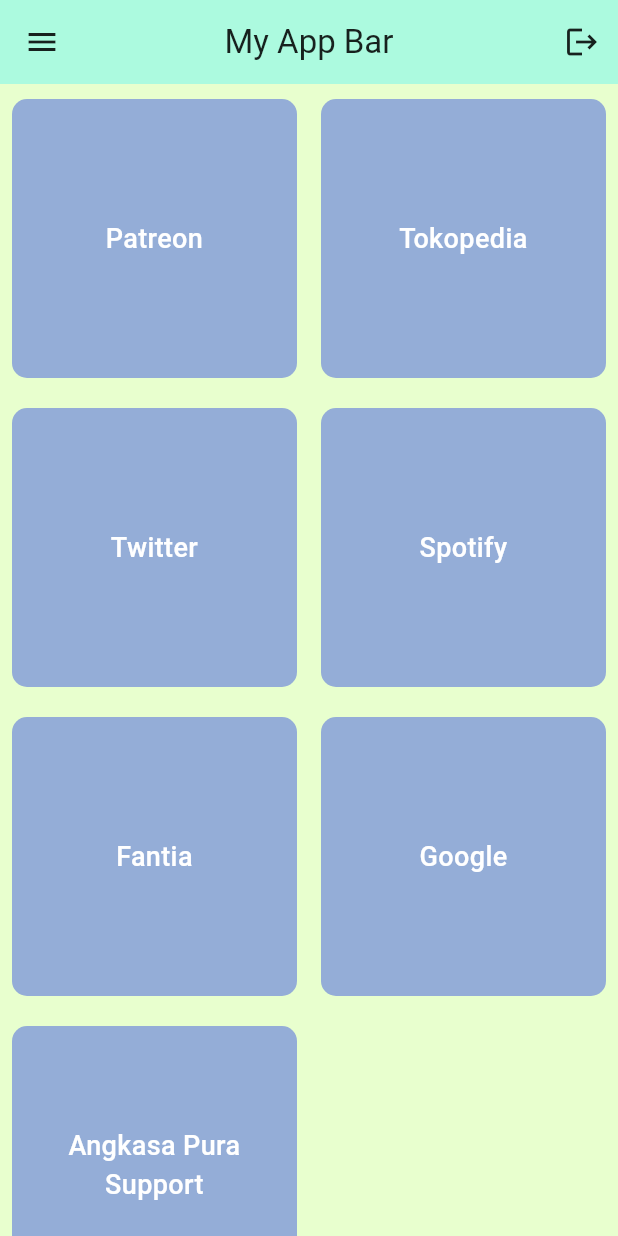
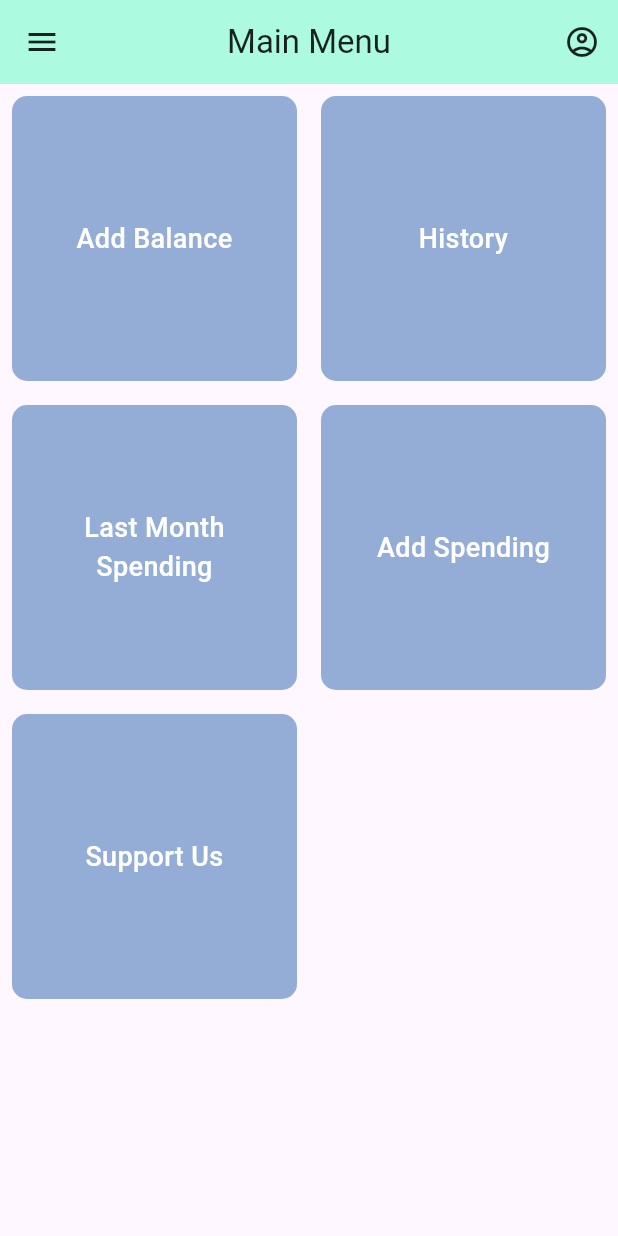
Before and after one commit to ferdyuuya/money-app, a Flutter app: the screen it shows after launch, on a phone screen of 412 x 824 dp. Run offline on Flutter 3.47's test engine with Material 3 defaults, Android fonts, the phone set to English and light mode, and no system bars; Roboto replaces fonts that are missing (Poppins).

```diff
--- a/lib/main.dart
+++ b/lib/main.dart
@@ -1,87 +1,122 @@
-// ignore_for_file: , unnecessary_import, prefer_const_constructors, unused_import
+// ignore_for_file: prefer_const_constructors, unused_import
 
 import 'dart:developer';
+import 'package:flutter/cupertino.dart';
 import 'package:flutter/material.dart';
 import 'package:flutter/widgets.dart';
+import 'package:myapp/pages/profile.dart'; // Ensure the path to Profile is correct
 
 void main() {
   runApp(const MyApp());
 }
 
-void userTapped(){
-  log("User Tapped");
-}
-
 class MyApp extends StatelessWidget {
   const MyApp({super.key});
 
-  static const List productName = [
-    'Patreon',
-    'Tokopedia',
-    'Twitter',
-    'Spotify',
-    'Fantia',
-    'Google',
-    'Angkasa Pura Support',
-  ];
+  @override
+  Widget build(BuildContext context) {
+    // Wrap the entire app in MaterialApp
+    return MaterialApp(
+        debugShowCheckedModeBanner: false,
+        home: Scaffold(
+          appBar: HeaderBar(title: Text("Main Menu")),
+          body: MainBody(),
+          drawer: DrawerBar(),
+        ),
+        routes: {
+          '/profile': (context) => Profile(),
+        });
+  }
+}
+
+// This widget now serves as the AppBar
+// ignore: use_key_in_widget_constructors
+class HeaderBar extends StatelessWidget implements PreferredSizeWidget {
+  const HeaderBar({Key? key, required this.title}) : super(key: key);
+
+  final Widget title;
 
   @override
   Widget build(BuildContext context) {
-    return MaterialApp(
-      debugShowCheckedModeBanner: false,
-      home: Scaffold(
-        backgroundColor: const Color.fromRGBO(232, 255, 206, 20),
-        appBar: AppBar(
-          title: Text("My App Bar"),
-          backgroundColor: Color.fromRGBO(172, 250, 223, 10),
+    return AppBar(
+      backgroundColor: Color.fromRGBO(172, 250, 223, 1),
       foregroundColor: Colors.black87,
       elevation: 0,
       shadowColor: Colors.transparent,
       centerTitle: true,
-          leading: Icon(Icons.menu),
       actions: [
         IconButton(
-              onPressed: () {},
-              icon: Icon(Icons.logout),
+          icon: Icon(Icons.account_circle_outlined),
+          onPressed: () {
+            Navigator.pushNamed(context, '/profile');
+          },
         )
       ],
+      title: title,
+    );
+  }
+
+  @override
+  Size get preferredSize =>
+      Size.fromHeight(kToolbarHeight); // Required for AppBar sizing
+}
+
+class MainBody extends StatelessWidget {
+  List<String> featureName = [
+    'Add Balance',
+    'History',
+    'Last Month Spending',
+    'Add Spending',
+    'Support Us',
+  ];
+
+  void debugLog() {
+    log("sup!");
+  }
+
+  @override
+  Widget build(BuildContext context) {
+    return GridView.builder(
+        itemCount: featureName.length,
+        gridDelegate: SliverGridDelegateWithFixedCrossAxisCount(
+          crossAxisCount: 2,
         ),
-        body: GridView.builder(
-          itemCount: productName.length,
-          gridDelegate:
-              SliverGridDelegateWithFixedCrossAxisCount(crossAxisCount: 2),
         itemBuilder: (context, index) => Container(
-            margin: EdgeInsets.only(
-              top: 10,
-              bottom: 10,
-              left: 8,
-              right: 8,
-            ),
+              margin: EdgeInsets.all(8),
               padding: EdgeInsets.all(20),
               decoration: BoxDecoration(
                 borderRadius: BorderRadius.all(Radius.circular(10)),
-              color: Color.fromRGBO(148, 173, 215, 10),
+                color: Color.fromRGBO(148, 173, 215, 1),
               ),
               child: GestureDetector(
-              onDoubleTap: userTapped,
+                onTap: () {
+                  log(featureName[index]);
+                },
+                child: Container(
+                  padding: EdgeInsets.all(5),
                   child: Center(
                     child: Text(
-                  productName[index],
+                      featureName[index],
                       textAlign: TextAlign.center,
                       style: TextStyle(
                         color: Colors.white,
                         fontFamily: 'Poppins',
-                    fontStyle: FontStyle.normal,
                         fontSize: 18,
                         fontWeight: FontWeight.w500,
-
                       ),
                     ),
                   ),
                 ),
               ),
-        ),
-      ),
-    );
+            ));
   }
 }
+
+class DrawerBar extends StatelessWidget {
+  @override
+  Widget build(BuildContext context) {
+    return Drawer(
+      backgroundColor: Color.fromARGB(a, r, g, b)
+    )
+  }
+}
--- /dev/null
+++ b/lib/pages/profile.dart
@@ -0,0 +1,20 @@
+// ignore_for_file: prefer_const_constructors, unnecessary_import
+
+import 'package:flutter/cupertino.dart';
+import 'package:flutter/material.dart';
+import 'package:flutter/widgets.dart';
+import 'package:myapp/main.dart';
+
+class Profile extends StatelessWidget {
+  const Profile({super.key});
+
+  @override
+  Widget build(BuildContext context) {
+    return Scaffold(
+      appBar: HeaderBar(title: Text("Profile")),
+      body: Center(
+        child: Text('Welcome to the Profile Page'),
+      ),
+    );
+  }
+}
```
Lines whose indentation alone changed are shown as unchanged.
